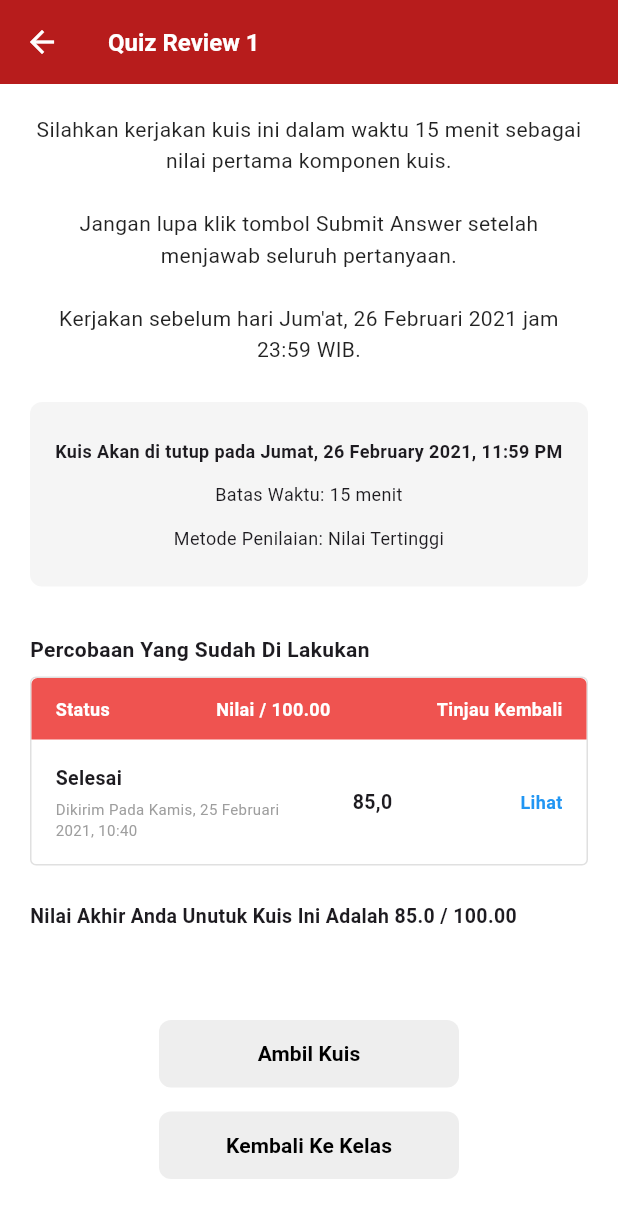
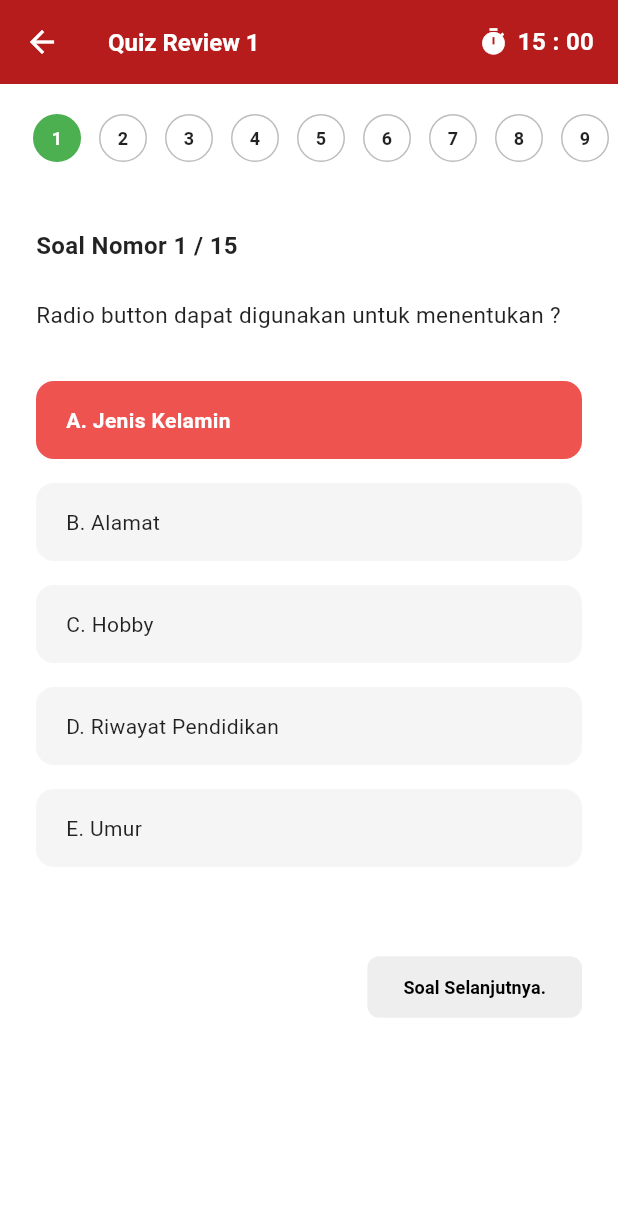
Before and after one commit to mufidaa14/LMS, a Flutter app: the QuizDetailScreen screen opened directly, after a tap on "Ambil Kuis", on a phone screen of 412 x 824 dp. Shown: the top 1218 px of the screen. Run offline on Flutter 3.47's test engine with Material 3 defaults, Android fonts, the phone set to English and light mode, and no system bars; our stand-ins replace video_player.

Commit message:
komit 16 : penambahan halaman qiuz riviwe 2

```diff
--- /dev/null
+++ b/lib/screens/quiz_attempt_screen.dart
@@ -0,0 +1,271 @@
+import 'package:flutter/material.dart';
+
+class QuizAttemptScreen extends StatefulWidget {
+  const QuizAttemptScreen({super.key});
+
+  @override
+  State<QuizAttemptScreen> createState() => _QuizAttemptScreenState();
+}
+
+class _QuizAttemptScreenState extends State<QuizAttemptScreen> {
+  int _currentQuestionIndex = 0;
+  final int _totalQuestions = 15;
+
+  // Dummy data for questions
+  final List<Map<String, dynamic>> _questions = [
+    {
+      'question': 'Radio button dapat digunakan untuk menentukan ?',
+      'options': [
+        'A. Jenis Kelamin',
+        'B. Alamat',
+        'C. Hobby',
+        'D. Riwayat Pendidikan',
+        'E. Umur'
+      ],
+      'selectedAnswer': 0, // Default selected A for demo as per image 1
+    },
+    {
+      'question': 'Dalam perancangan web yang baik, untuk teks yang menyampaikan isi konten digunakan font yang sama di setiap halaman, ini merupakan salah satu tujuan yaitu ?',
+      'options': [
+        'A. Intergrasi',
+        'B. Standarisasi',
+        'C. Konsistensi',
+        'D. Koefensi',
+        'E. Koreksi'
+      ],
+      'selectedAnswer': 2, // Default selected C for demo as per image 2
+    },
+     // Generate more dummy questions
+    ...List.generate(13, (index) => {
+      'question': 'Pertanyaan dummy nomor ${index + 3}. Silahkan pilih jawaban yang paling benar di bawah ini.',
+      'options': [
+        'A. Jawaban Pilihan A',
+        'B. Jawaban Pilihan B',
+        'C. Jawaban Pilihan C',
+        'D. Jawaban Pilihan D',
+        'E. Jawaban Pilihan E'
+      ],
+      'selectedAnswer': -1,
+    }),
+  ];
+
+  void _nextQuestion() {
+    if (_currentQuestionIndex < _questions.length - 1) {
+      setState(() {
+        _currentQuestionIndex++;
+      });
+    }
+  }
+
+  void _prevQuestion() {
+    if (_currentQuestionIndex > 0) {
+      setState(() {
+        _currentQuestionIndex--;
+      });
+    }
+  }
+
+  void _selectAnswer(int index) {
+    setState(() {
+      _questions[_currentQuestionIndex]['selectedAnswer'] = index;
+    });
+  }
+
+  @override
+  Widget build(BuildContext context) {
+    final currentQuestion = _questions[_currentQuestionIndex];
+
+    return Scaffold(
+      backgroundColor: Colors.white,
+      appBar: AppBar(
+        backgroundColor: const Color(0xFFB71C1C),
+        leading: IconButton(
+          icon: const Icon(Icons.arrow_back, color: Colors.white),
+          onPressed: () => Navigator.pop(context),
+        ),
+        title: const Text(
+          'Quiz Review 1',
+          style: TextStyle(
+            color: Colors.white,
+            fontSize: 16,
+            fontWeight: FontWeight.bold,
+          ),
+        ),
+        actions: [
+          Padding(
+            padding: const EdgeInsets.symmetric(horizontal: 16),
+            child: Row(
+              children: [
+                const Icon(Icons.timer, color: Colors.white, size: 20),
+                const SizedBox(width: 6),
+                const Text(
+                  '15 : 00',
+                  style: TextStyle(
+                    color: Colors.white,
+                    fontSize: 16,
+                    fontWeight: FontWeight.bold,
+                  ),
+                ),
+              ],
+            ),
+          )
+        ],
+      ),
+      body: SingleChildScrollView(
+        child: Column(
+          children: [
+            // 1. Question Navigation Bar (Circles)
+            Container(
+              padding: const EdgeInsets.symmetric(vertical: 20),
+              color: Colors.white,
+              child: SingleChildScrollView(
+                scrollDirection: Axis.horizontal,
+                padding: const EdgeInsets.symmetric(horizontal: 16),
+                child: Row(
+                  children: List.generate(_totalQuestions, (index) {
+                    final isCurrent = index == _currentQuestionIndex;
+                    final isAnswered = _questions[index]['selectedAnswer'] != -1;
+
+                    return GestureDetector(
+                      onTap: () {
+                        setState(() {
+                          _currentQuestionIndex = index;
+                        });
+                      },
+                      child: Container(
+                        margin: const EdgeInsets.symmetric(horizontal: 6),
+                        width: 32,
+                        height: 32,
+                        decoration: BoxDecoration(
+                          shape: BoxShape.circle,
+                          color: isCurrent
+                            ? Colors.green // Active green as per image 3 (top row)
+                            : Colors.white,
+                          border: Border.all(
+                            color: isCurrent ? Colors.green : Colors.grey.shade400,
+                          ),
+                        ),
+                        child: Center(
+                          child: Text(
+                            '${index + 1}',
+                            style: TextStyle(
+                              color: isCurrent ? Colors.white : Colors.black87,
+                              fontWeight: FontWeight.bold,
+                              fontSize: 12,
+                            ),
+                          ),
+                        ),
+                      ),
+                    );
+                  }),
+                ),
+              ),
+            ),
+
+            Padding(
+              padding: const EdgeInsets.all(24.0),
+              child: Column(
+                crossAxisAlignment: CrossAxisAlignment.start,
+                children: [
+                  // 2. Question Title
+                  Text(
+                    'Soal Nomor ${_currentQuestionIndex + 1} / $_totalQuestions',
+                    style: const TextStyle(
+                      fontSize: 16,
+                      fontWeight: FontWeight.bold,
+                      color: Colors.black87,
+                    ),
+                  ),
+                  const SizedBox(height: 24),
+
+                  // 3. Question Text
+                  Text(
+                    currentQuestion['question'],
+                    style: const TextStyle(
+                      fontSize: 15,
+                      color: Colors.black87,
+                      height: 1.5,
+                    ),
+                  ),
+                  const SizedBox(height: 32),
+
+                  // 4. Options
+                  ...List.generate(currentQuestion['options'].length, (index) {
+                    final optionText = currentQuestion['options'][index];
+                    final isSelected = currentQuestion['selectedAnswer'] == index;
+
+                    return GestureDetector(
+                      onTap: () => _selectAnswer(index),
+                      child: Container(
+                        margin: const EdgeInsets.only(bottom: 16),
+                        padding: const EdgeInsets.symmetric(vertical: 16, horizontal: 20),
+                        decoration: BoxDecoration(
+                          color: isSelected ? const Color(0xFFEF5350) : const Color(0xFFF5F5F5), // Red if selected, light grey if not
+                          borderRadius: BorderRadius.circular(12),
+                        ),
+                        child: Row(
+                          children: [
+                            Expanded(
+                              child: Text(
+                                optionText,
+                                style: TextStyle(
+                                  color: isSelected ? Colors.white : Colors.black87,
+                                  fontWeight: isSelected ? FontWeight.w600 : FontWeight.normal,
+                                  fontSize: 14,
+                                ),
+                              ),
+                            ),
+                          ],
+                        ),
+                      ),
+                    );
+                  }),
+
+                  const SizedBox(height: 40),
+
+                  // 5. Navigation Buttons
+                  Row(
+                    mainAxisAlignment: MainAxisAlignment.spaceBetween,
+                    children: [
+                       // Prev Button
+                       _currentQuestionIndex > 0
+                       ? ElevatedButton(
+                           onPressed: _prevQuestion,
+                            style: ElevatedButton.styleFrom(
+                              backgroundColor: Colors.grey[200],
+                              foregroundColor: Colors.black,
+                              elevation: 0,
+                              shape: RoundedRectangleBorder(
+                                borderRadius: BorderRadius.circular(8),
+                              ),
+                              padding: const EdgeInsets.symmetric(horizontal: 20, vertical: 12),
+                            ),
+                           child: const Text('Soal Sebelum nya.', style: TextStyle(fontSize: 12, fontWeight: FontWeight.bold)),
+                         )
+                       : const SizedBox.shrink(), // Placeholder to keep Next button aligned right if alone? Or SpaceBetween handles it.
+
+                       // Next Button
+                       ElevatedButton(
+                         onPressed: _nextQuestion,
+                          style: ElevatedButton.styleFrom(
+                            backgroundColor: Colors.grey[200],
+                            foregroundColor: Colors.black,
+                            elevation: 0,
+                            shape: RoundedRectangleBorder(
+                              borderRadius: BorderRadius.circular(8),
+                            ),
+                             padding: const EdgeInsets.symmetric(horizontal: 24, vertical: 12),
+                          ),
+                         child: const Text('Soal Selanjutnya.', style: TextStyle(fontSize: 12, fontWeight: FontWeight.bold)),
+                       ),
+                    ],
+                  ),
+                ],
+              ),
+            ),
+          ],
+        ),
+      ),
+    );
+  }
+}
--- a/lib/screens/quiz_detail_screen.dart
+++ b/lib/screens/quiz_detail_screen.dart
@@ -1,4 +1,5 @@
 import 'package:flutter/material.dart';
+import 'quiz_attempt_screen.dart';
 
 class QuizDetailScreen extends StatelessWidget {
   const QuizDetailScreen({super.key});
@@ -170,7 +171,10 @@ class QuizDetailScreen extends StatelessWidget {
                   height: 45,
                   child: ElevatedButton(
                     onPressed: () {
-                      // Action to take quiz (Future task)
+                      Navigator.push(
+                        context,
+                        MaterialPageRoute(builder: (context) => const QuizAttemptScreen()),
+                      );
                     },
                     style: ElevatedButton.styleFrom(
                       backgroundColor: Colors.grey[200],
```
